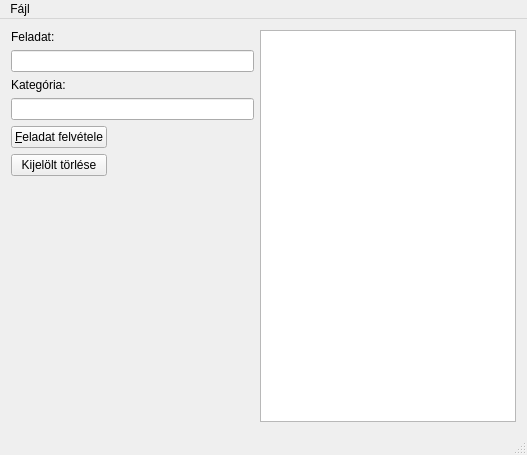
Old version of the form mainwindow.ui in the repository jatson/ToDoList.
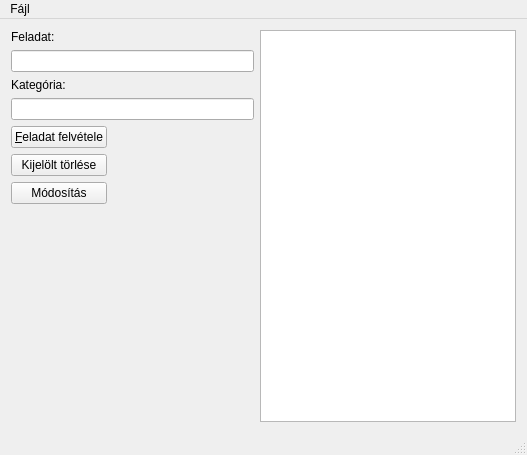
New version of the form.

Commit message: Job modify function added :pencil2:

What changed in the file:
```diff
--- a/mainwindow.ui
+++ b/mainwindow.ui
@@ -59,6 +59,13 @@
                 </property>
                </widget>
               </item>
+              <item>
+               <widget class="QPushButton" name="modifyButton">
+                <property name="text">
+                 <string>Módosítás</string>
+                </property>
+               </widget>
+              </item>
              </layout>
             </item>
             <item>
```
Left out of the diff: 2 changed lines with no effect on the pictures. The commit also changes 3 other files.
